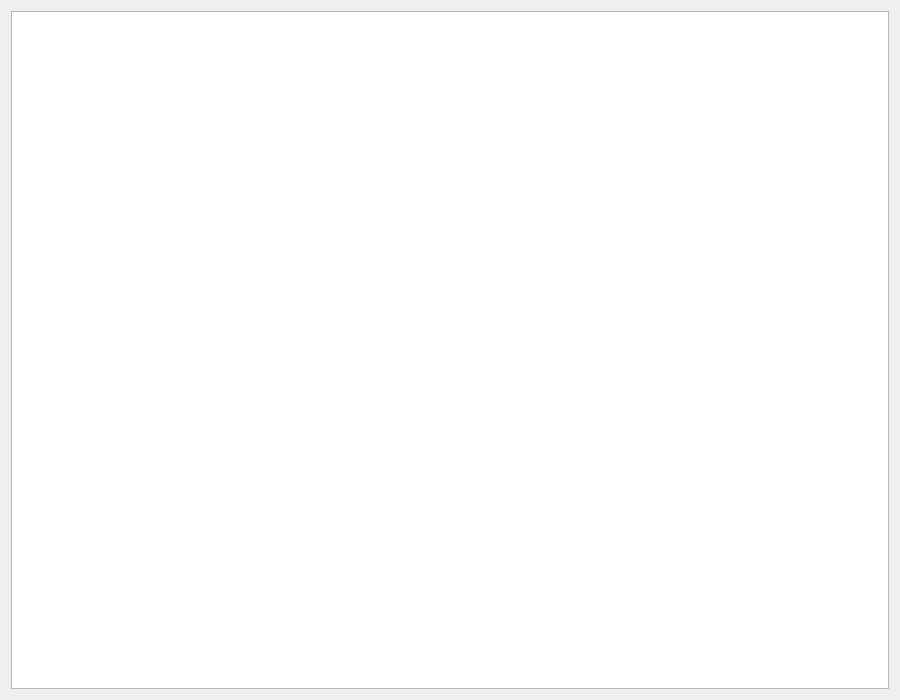
Before: the Qt Designer form gui/ui/work_log.ui in rexandel/search_optimization, drawn with Qt 5.
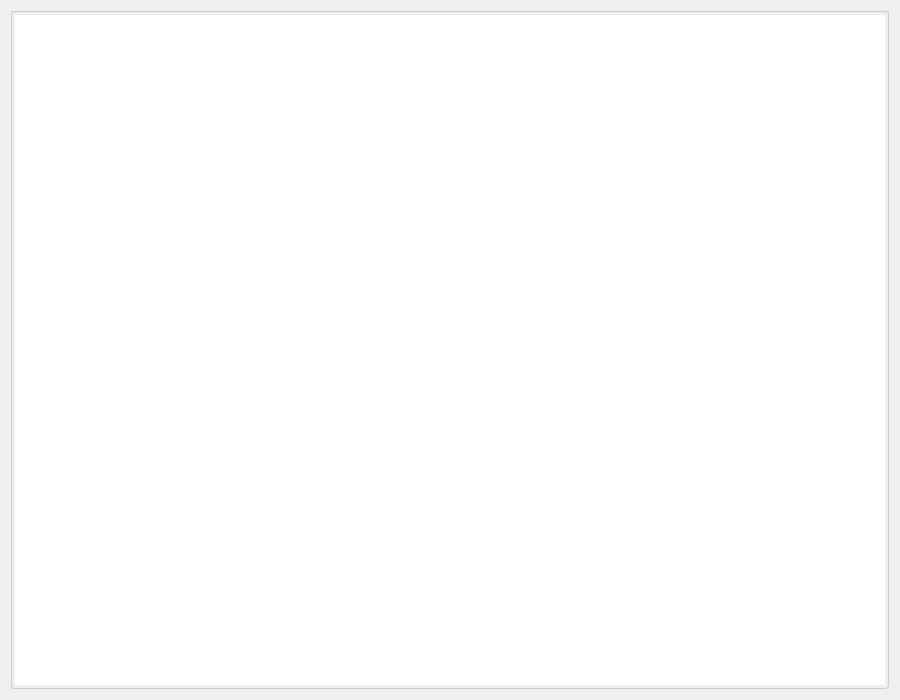
After: the same form once the commit is applied. Icons and pictures are not drawn.

Patch:
```diff
--- a/gui/ui/work_log.ui
+++ b/gui/ui/work_log.ui
@@ -13,6 +13,94 @@
   <property name="windowTitle">
    <string>Work Log</string>
   </property>
+  <property name="windowIcon">
+   <iconset>
+    <normaloff>../images/log_window.png</normaloff>../images/log_window.png</iconset>
+  </property>
+  <property name="styleSheet">
+   <string notr="true">QPushButton {
+    background-color: #f0f0f0;
+    border: 1px solid #ccc;
+    border-radius: 4px;
+    padding: 5px 10px;
+    min-width: 70px;
+}
+
+QPushButton:hover {
+    background-color: #e0e0e0;
+    border: 1px solid #aaa;
+}
+
+QPushButton:pressed {
+    background-color: #d0d0d0;
+}
+
+QPushButton:disabled {
+    background-color: #f5f5f5;
+    color: #999;
+}
+
+QLineEdit, QTextEdit, QPlainTextEdit {
+    border: 1px solid #ccc;
+    border-radius: 3px;
+    padding: 3px;
+}
+
+QComboBox {
+    border: 1px solid #ccc;
+    border-radius: 3px;
+    padding: 3px;
+}
+
+QCheckBox, QRadioButton {
+    spacing: 5px;
+}
+
+QGroupBox {
+    border: 1px solid #ddd;
+    border-radius: 5px;
+    margin-top: 10px;
+    padding-top: 15px;
+}
+
+QGroupBox::title {
+    subcontrol-origin: margin;
+    left: 10px;
+    padding: 0 3px;
+}
+
+QScrollBar:vertical {
+    border: none;
+    background: #f5f5f5;
+    width: 10px;
+    margin: 0px 0px 0px 0px;
+}
+
+QScrollBar::handle:vertical {
+    background: #d0d0d0;
+    min-height: 20px;
+    border-radius: 5px;
+}
+
+QTabWidget::pane {
+    border: 1px solid #ccc;
+    border-radius: 4px;
+}
+
+QTabBar::tab {
+    background: #f0f0f0;
+    border: 1px solid #ccc;
+    border-bottom: none;
+    border-top-left-radius: 4px;
+    border-top-right-radius: 4px;
+    padding: 5px 10px;
+}
+
+QTabBar::tab:selected {
+    background: white;
+    margin-bottom: -1px;
+}</string>
+  </property>
   <layout class="QGridLayout" name="gridLayout">
    <item row="0" column="0">
     <widget class="QPlainTextEdit" name="logEventInSeparateWindowPlainTextEdit">
```
